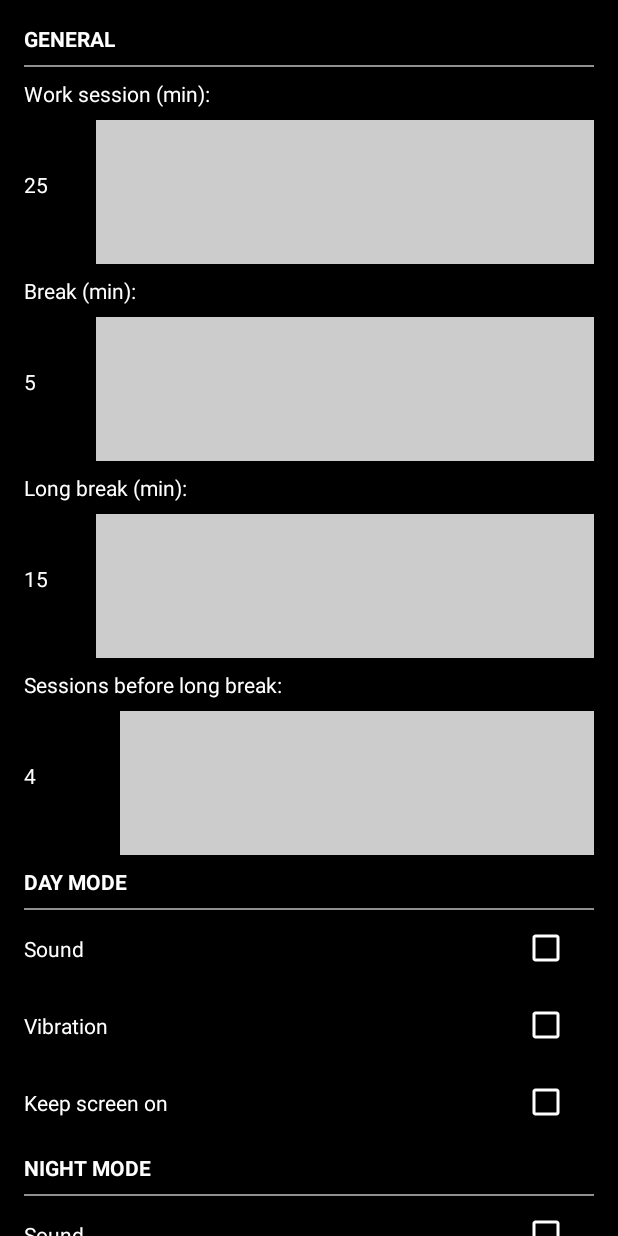
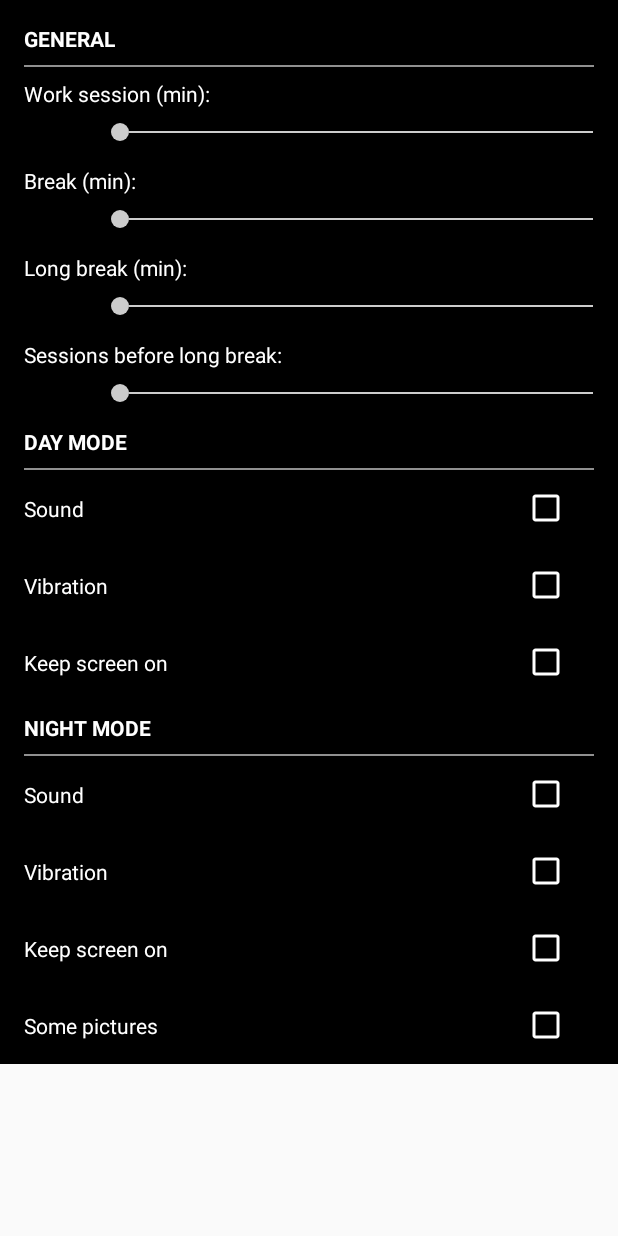
Before and after one commit to bondarenko-sergey-v/I_am_Pomodoro, an Android app: the fragment FragmentSettings shown on its own in the app's theme, on a phone screen of 412 x 824 dp. Run offline under Robolectric (Android 15) with nearby library versions, the phone set to English and light mode, and no system bars; our stand-ins replace data binding; libraries missing offline, so code that uses them is left out: com.jakewharton.rxbinding; 6 statements that could not run were skipped.

Commit message:
PreferenceSettings works

```diff
--- a/app/build.gradle
+++ b/app/build.gradle
@@ -55,5 +55,8 @@ dependencies {
     //compile 'io.reactivex:rxjava:1.1.6'
 
     compile 'com.jakewharton.rxbinding:rxbinding:0.4.0'
+    //compile 'com.f2prateek.rx.preferences:rx-preferences:1.0.2'
     //compile 'com.jakewharton.rxbinding:rxbinding-appcompat-v7:0.4.0'
+
+    compile 'com.google.code.gson:gson:2.7'
 }
--- a/app/src/main/java/com/bond/iampomodoro/Model/SettingsHelper.java
+++ b/app/src/main/java/com/bond/iampomodoro/Model/SettingsHelper.java
@@ -3,69 +3,42 @@ package com.bond.iampomodoro.Model;
 import android.content.Context;
 import android.content.SharedPreferences;
 
+import com.google.gson.Gson;
+import com.google.gson.reflect.TypeToken;
+
 public class SettingsHelper {
 
     private static final String APP_PREF = "mysettings";
+    private static final String APP_PREF_OBJECT = "prefObject";
 
-    private static final String APP_PREF_WORK_SESSION = "WorkSession";
-    private static final String APP_PREF_BREAK = "Break";
-    private static final String APP_PREF_LONG_BREAK = "LongBreak";
-    private static final String APP_PREF_SESSION_BEFORE_L_B = "SessionBeforeLB";
-
-    private static final String APP_PREF_DAY_SOUND = "DaySound";
-    private static final String APP_PREF_DAY_VIBRATION = "DayVibration";
-    private static final String APP_PREF_DAY_KEEP_SCREEN = "DayKeepScreen";
-
-    private static final String APP_PREF_NIGHT_SOUND = "NightSound";
-    private static final String APP_PREF_NIGHT_VIBRATION = "NightVibration";
-    private static final String APP_PREF_NIGHT_KEEP_SCREEN = "NightKeepScreen";
-    private static final String APP_PREF_NIGHT_PICTURES = "NightPictures";
-
-    public static int[] getSettings(Context context) {
-        int [] settings = new int[11];
+    public static SettingsObject getSettings(Context context) {
         SharedPreferences mSettings;
+        String initialSettings = "{\"bool\":[true,true,true,false,true,true,true]," +
+                "\"intr\":[25,5,15,4]}";
 
         mSettings = context.getSharedPreferences(APP_PREF, Context.MODE_PRIVATE);
+        String json = mSettings.getString(APP_PREF_OBJECT, initialSettings);
 
-        settings[0] = mSettings.getInt(APP_PREF_WORK_SESSION, 25);
-        settings[1] = mSettings.getInt(APP_PREF_BREAK, 5);
-        settings[2] = mSettings.getInt(APP_PREF_LONG_BREAK, 15);
-        settings[3] = mSettings.getInt(APP_PREF_SESSION_BEFORE_L_B, 4);
-
-        settings[4] = mSettings.getInt(APP_PREF_DAY_SOUND, 1);
-        settings[5] = mSettings.getInt(APP_PREF_DAY_VIBRATION, 1);
-        settings[6] = mSettings.getInt(APP_PREF_DAY_KEEP_SCREEN, 1);
-
-        settings[7] = mSettings.getInt(APP_PREF_NIGHT_SOUND, 0);
-        settings[8] = mSettings.getInt(APP_PREF_NIGHT_VIBRATION, 1);
-        settings[9] = mSettings.getInt(APP_PREF_NIGHT_KEEP_SCREEN, 1);
-        settings[10] = mSettings.getInt(APP_PREF_NIGHT_PICTURES, 1);
-
-        return settings;
+        return new Gson().fromJson(json,
+                new TypeToken<SettingsObject>(){}.getType());
     }
 
-    public static void setSettings(Context context, int[] settings) {
-        int [] settingsArr = settings;
-        SharedPreferences mSettings;
+    public static void setSettings(Context context, SettingsObject settings) {
         SharedPreferences.Editor editor;
+        editor = context.getSharedPreferences(APP_PREF, Context.MODE_PRIVATE).edit();
 
-        mSettings = context.getSharedPreferences(APP_PREF, Context.MODE_PRIVATE);
-        editor = mSettings.edit();
+        String json = new Gson().toJson(settings);
 
-        editor.putInt(APP_PREF_WORK_SESSION, settingsArr[0])
-            .putInt(APP_PREF_BREAK, settingsArr[1])
-            .putInt(APP_PREF_LONG_BREAK, settingsArr[2])
-            .putInt(APP_PREF_SESSION_BEFORE_L_B, settingsArr[3])
+        editor.putString(APP_PREF_OBJECT, json).apply();
+    }
 
-            .putInt(APP_PREF_DAY_SOUND, settingsArr[4])
-            .putInt(APP_PREF_DAY_VIBRATION, settingsArr[5])
-            .putInt(APP_PREF_DAY_KEEP_SCREEN, settingsArr[6])
+    public static class SettingsObject {
+        public Boolean[] bool;
+        public Integer[] intr;
 
-            .putInt(APP_PREF_NIGHT_SOUND, settingsArr[7])
-            .putInt(APP_PREF_NIGHT_VIBRATION, settingsArr[8])
-            .putInt(APP_PREF_NIGHT_KEEP_SCREEN, settingsArr[9])
-            .putInt(APP_PREF_NIGHT_PICTURES, settingsArr[10])
-
-            .apply();
+        public SettingsObject(Boolean[] bool, Integer[] intr) {
+            this.bool = bool;
+            this.intr = intr;
+        }
     }
 }
--- a/app/src/main/java/com/bond/iampomodoro/View/FragmentSettings.java
+++ b/app/src/main/java/com/bond/iampomodoro/View/FragmentSettings.java
@@ -2,17 +2,15 @@ package com.bond.iampomodoro.View;
 
 import android.databinding.DataBindingUtil;
 
+import android.databinding.ObservableBoolean;
 import android.databinding.ObservableField;
-import android.graphics.Color;
-import android.graphics.PorterDuff;
 import android.os.Bundle;
 import android.support.annotation.Nullable;
 import android.support.v4.app.Fragment;
 import android.view.LayoutInflater;
 import android.view.View;
 import android.view.ViewGroup;
-import android.widget.SeekBar;
-import android.widget.TextView;
+import android.widget.CheckBox;
 
 import com.bond.iampomodoro.Model.SettingsHelper;
 import com.bond.iampomodoro.R;
@@ -20,34 +18,26 @@ import com.bond.iampomodoro.databinding.FragmentSettingsBinding;
 import com.jakewharton.rxbinding.widget.RxCompoundButton;
 import com.jakewharton.rxbinding.widget.RxSeekBar;
 
-import java.util.concurrent.TimeUnit;
+import java.util.ArrayList;
+import java.util.Arrays;
+import java.util.List;
 
 import rx.Observable;
-import rx.android.schedulers.AndroidSchedulers;
-import rx.functions.Action1;
-import rx.schedulers.Schedulers;
+
+import static rx.Observable.combineLatest;
 
 public class FragmentSettings extends Fragment {
 
     View view;
-    int[] settings = new int[11];
+
+    Boolean[] boolSettings;
+    Integer[] intSettings;
+    //TODO Refactor SettingsObject class
+    SettingsHelper.SettingsObject settings = new SettingsHelper.SettingsObject(boolSettings,intSettings);
 
     boolean firstVisible = false;
 
-    SeekBar seekbarWorkSession;
-    SeekBar seekbarBreak;
-    SeekBar seekbarLongBreak;
-    SeekBar seekbarSessionsBeforeLB;
-
-    TextView textViewWorkSession;
-    TextView textViewBreak;
-    TextView textViewLongBreak;
-    TextView textViewSessionsBeforeLB;
-
-    SeekBar.OnSeekBarChangeListener onSeekBarChangeListener;
-
     FragmentSettingsBinding binding;
-    User user = new User();
     ScreenHandler screenHandler = new ScreenHandler();
 
     public static FragmentSettings newInstance() {
@@ -57,71 +47,22 @@ public class FragmentSettings extends Fragment {
     @Override
     public View onCreateView(LayoutInflater inflater, ViewGroup container,
                              Bundle savedInstanceState) {
-
+        //TODO Change to Rx
         settings = SettingsHelper.getSettings(getActivity());
 
         binding = DataBindingUtil.inflate(inflater, R.layout.fragment_settings, container, false);
-
-
-        user.setName("olo");
-        binding.setUser(user);
-
-        //final View layout = inflater.inflate(R.layout.fragment_settings,container,false);
-        //FragmentSettingsBinding.bind(layout).setScreenHandler(new ScreenHandler(this));
-
-        //binding.setScreenHandler(new FragmentSettings().screenHandler);
-        // init screen handler
-
-
         binding.setScreenHandler(screenHandler);
 
-
-
-        //view = inflater.inflate(R.layout.fragment_settings, container, false);
         view = binding.getRoot();
         return view;
-    }
-
-    public static class User {
-
-        private String name;
-
-        public String getName() {
-            return name;
-        }
-
-        public void setName(String name) {
-            this.name = name;
-        }
-
-
-        //public ObservableBoolean loading = new ObservableBoolean();
-        //public ObservableField<String> buttonText = new ObservableField<>("load big data");
-
-    }
-    public static class ScreenHandler {
-
-//        public final String firstName;
-//        public ScreenHandler (String firstName) {
-//            this.firstName = firstName;
-//        }
-
-        //public ObservableBoolean loading = new ObservableBoolean();
-        public ObservableField<String> buttonText = new ObservableField<>("load big data");
-
     }
 
     @Override
     public void onViewCreated(View view, @Nullable Bundle savedInstanceState) {
         super.onViewCreated(view, savedInstanceState);
 
-        initUI();
-        //binding.checkBoxDaySound.
-
-        setupListeners();
-
-        listenersInitialization();
-
+        InitSeekbars();
+        InitCheckBoxes();
         //TODO Presenter.startSettingsFragment
     }
 
@@ -129,7 +70,6 @@ public class FragmentSettings extends Fragment {
     public void onPause() {
 
         SettingsHelper.setSettings(getActivity(), settings);
-        System.out.println("onPause()");
 
         super.onPause();
     }
@@ -138,6 +78,7 @@ public class FragmentSettings extends Fragment {
     public void onDestroy() {
         super.onDestroy();
 
+        //TODO Unsibscribe subscriptions
         //if (checkBoxDayVibration1 != null) {
         //    checkBoxDayVibration1.unsubscribe();
         //}
@@ -155,172 +96,72 @@ public class FragmentSettings extends Fragment {
         }
     }
 
-    class Indexed <T> {
-        final String index;
-        final T item;
-        Indexed(String index, T item) {
-            this.index = index;
-            this.item = item;
-        }
+    private void InitCheckBoxes() {
+        CheckBox[] cbList = { binding.cbxDaySound, binding.cbxDayVibration, binding.cbxDayKeepScreen,
+                binding.cbxNightSound, binding.cbxNightVibration, binding.cbxNightKeepScreen,
+                binding.cbxNightPictures};
+
+        Observable.from(cbList)
+                .map(RxCompoundButton::checkedChanges)
+                .toList()
+                .flatMap(v -> combineLatest(v, args -> {
+                    List<Boolean> combine = new ArrayList<>();
+                    for(Object c : args) {
+                        combine.add((Boolean) c);
+                    }
+                    return combine;
+                }))
+                .map(v -> v.toArray(new Boolean[v.size()]))
+                .subscribe(v -> settings.bool = v); //TODO Change to Rx
     }
 
-    private void initUI() {
+    private void InitSeekbars() {
+        Observable<Integer> sb1 = RxSeekBar.changes(binding.seekbarWorkSession)
+                .map(v -> v + 25)
+                .doOnSubscribe(() -> {
+                    screenHandler.textViewWorkSession.set(String.valueOf(settings.intr[0]));
+                    screenHandler.progressWorkSession.set(settings.intr[0] - 25);
+                })
+                .doOnNext(v -> screenHandler.textViewWorkSession.set(String.valueOf(v)));
 
-        seekbarWorkSession = (SeekBar) view.findViewById(R.id.seekbarWorkSession);
-        seekbarBreak = (SeekBar) view.findViewById(R.id.seekbarBreak);
-        seekbarLongBreak = (SeekBar) view.findViewById(R.id.seekbarLongBreak);
-        seekbarSessionsBeforeLB = (SeekBar) view.findViewById(R.id.seekbarSessionsBeforeLB);
+        Observable<Integer> sb2 = RxSeekBar.changes(binding.seekbarBreak)
+                .map(v -> v + 5)
+                .doOnNext(v -> screenHandler.textViewBreak.set(String.valueOf(v)));
 
-        //  Stylize seekbars
-        seekbarWorkSession.getProgressDrawable().setColorFilter(Color.LTGRAY, PorterDuff.Mode.SRC_IN);
-        seekbarWorkSession.getThumb().setColorFilter(Color.LTGRAY, PorterDuff.Mode.SRC_IN);
-        seekbarBreak.getProgressDrawable().setColorFilter(Color.LTGRAY, PorterDuff.Mode.SRC_IN);
-        seekbarBreak.getThumb().setColorFilter(Color.LTGRAY, PorterDuff.Mode.SRC_IN);
-        seekbarLongBreak.getProgressDrawable().setColorFilter(Color.LTGRAY, PorterDuff.Mode.SRC_IN);
-        seekbarLongBreak.getThumb().setColorFilter(Color.LTGRAY, PorterDuff.Mode.SRC_IN);
-        seekbarSessionsBeforeLB.getProgressDrawable().setColorFilter(Color.LTGRAY, PorterDuff.Mode.SRC_IN);
-        seekbarSessionsBeforeLB.getThumb().setColorFilter(Color.LTGRAY, PorterDuff.Mode.SRC_IN);
+        Observable<Integer> sb3 = RxSeekBar.changes(binding.seekbarLongBreak)
+                .map(v -> v + 15)
+                .doOnNext(v -> screenHandler.textViewLongBreak.set(String.valueOf(v)));
 
-        seekbarWorkSession.setMax(35);
-        seekbarWorkSession.setProgress(settings[0] - 25);
-        seekbarBreak.setMax(15);
-        seekbarBreak.setProgress(settings[1] - 5);
-        seekbarLongBreak.setMax(30);
-        seekbarLongBreak.setProgress(settings[2] - 15);
-        seekbarSessionsBeforeLB.setMax(2);
-        seekbarSessionsBeforeLB.setProgress(settings[3] - 3);
+        Observable<Integer> sb4 = RxSeekBar.changes(binding.seekbarSessionsBeforeLB)
+                .map(v -> v + 3)
+                .doOnNext(v -> screenHandler.textViewSessionsBeforeLB.set(String.valueOf(v)));
 
-
-        textViewWorkSession = (TextView) view.findViewById(R.id.textViewWorkSession);
-        textViewBreak = (TextView) view.findViewById(R.id.textViewBreak);
-        textViewLongBreak = (TextView) view.findViewById(R.id.textViewLongBreak);
-        textViewSessionsBeforeLB = (TextView) view.findViewById(R.id.textViewSessionsBeforeLB);
-
-        textViewWorkSession.setText(String.valueOf(settings[0]));
-        textViewBreak.setText(String.valueOf(settings[1]));
-        textViewLongBreak.setText(String.valueOf(settings[2]));
-        textViewSessionsBeforeLB.setText(String.valueOf(settings[3]));
-
-
-
-        Observable<Indexed<Boolean>> cb1 = RxCompoundButton
-                .checkedChanges(binding.checkBoxDaySound)
-                .skip(1)
-                .map(v -> new Indexed<>("DaySound", v));
-
-        Observable<Indexed<Boolean>> cb2 = RxCompoundButton
-                .checkedChanges(binding.checkBoxDayVibration)
-                .skip(1)
-                .map(v -> new Indexed<>("DayVibration", v));
-
-        Observable<Indexed<Boolean>> cb3 = RxCompoundButton
-                .checkedChanges(binding.checkBoxDayKeepScreen)
-                .skip(1)
-                .map(v -> new Indexed<>("DayKeepScreen", v));
-
-        Observable<Indexed<Boolean>> cb4 = RxCompoundButton
-                .checkedChanges(binding.checkBoxNightSound)
-                .skip(1)
-                .map(v -> new Indexed<>("NightSound", v));
-
-        Observable<Indexed<Boolean>> cb5 = RxCompoundButton
-                .checkedChanges(binding.checkBoxNightVibration)
-                .skip(1)
-                .map(v -> new Indexed<>("NightVibration", v));
-
-        Observable<Indexed<Boolean>> cb6 = RxCompoundButton
-                .checkedChanges(binding.checkBoxNightKeepScreen)
-                .skip(1)
-                .map(v -> new Indexed<>("NightKeepScreen", v));
-
-        Observable<Indexed<Boolean>> cb7 = RxCompoundButton
-                .checkedChanges(binding.checkBoxNightPictures)
-                .skip(1)
-                .map(v -> new Indexed<>("NightPictures", v));
-
-        Observable<Indexed<Boolean>> values = Observable.merge(cb1,cb2,cb3,cb4,cb5,cb6,cb7);
-
-        values.subscribe(w -> System.out.println("[Rx] " + w.index + " : " + w.item));
-
-
-        Observable<Indexed<Integer>> sb1 = RxSeekBar.changes(binding.seekbarWorkSession)
-                .skip(1)
-                //.debounce(150, TimeUnit.MILLISECONDS)
-                .map(v -> v + 25)
-                .doOnNext(v -> {
-                    user.setName(String.valueOf(v));
-                    binding.setUser(user);
-                })
-                .doOnNext(v -> screenHandler.buttonText.set(String.valueOf(v)))
-                .map(v -> new Indexed<>("WorkSession", v));
-
-        sb1.subscribe(w -> System.out.println("[Rx] " + w.index + " : " + w.item));
-
-//        Observable<Boolean> values = RxCompoundButton
-//                .checkedChanges(binding.checkBoxDayVibration)
-//                .skip(1);
-
-//       RxCompoundButton.checkedChanges(binding.checkBoxDayVibration)
-//               .skip(1) // Skip the initial value.
-//               .map(c -> c + " - DayVibration")
-//               .subscribe(c -> Log.d("[Rx]", String.valueOf(c)));
-
-//        if(settings[4] == 1) checkBoxDaySound.setChecked(true);
-//        if(settings[5] == 1) checkBoxDayVibration.setChecked(true);
-//        if(settings[6] == 1) checkBoxDayKeepScreen.setChecked(true);
-//        if(settings[7] == 1) checkBoxNightSound.setChecked(true);
-//        if(settings[8] == 1) checkBoxNightVibration.setChecked(true);
-//        if(settings[9] == 1) checkBoxNightKeepScreen.setChecked(true);
-//        if(settings[10] == 1) checkBoxNightPictures.setChecked(true);
+        Observable.combineLatest(sb1,sb2,sb3,sb4, (a1,a2,a3,a4) ->
+                Arrays.asList(a1, a2, a3, a4))
+                .map(v -> v.toArray(new Integer[v.size()]))
+                .subscribe(v -> settings.intr = v); //TODO Change to Rx
     }
 
-    private void setupListeners() {
+    public static class ScreenHandler {
 
-        onSeekBarChangeListener = new SeekBar.OnSeekBarChangeListener() {
+        //TODO Try to shift to XML
+        public ObservableField<String> textViewWorkSession = new ObservableField<>();
 
-            @Override
-            public void onProgressChanged(SeekBar seekBar, int progress, boolean b) {
+        public ObservableField<String> textViewBreak = new ObservableField<>();
+        public ObservableField<String> textViewLongBreak = new ObservableField<>();
+        public ObservableField<String> textViewSessionsBeforeLB = new ObservableField<>();
+        public ObservableField<Integer> progressWorkSession = new ObservableField<>(0);
 
-                switch (seekBar.getId()) {
+        public ObservableField<Integer> progressBreak = new ObservableField<>(0);
+        public ObservableField<Integer> progressLongBreak = new ObservableField<>(0);
+        public ObservableField<Integer> progressSessionsBeforeLB = new ObservableField<>(0);
+        public ObservableBoolean DaySound = new ObservableBoolean();
 
-//                    case R.id.seekbarWorkSession:
-//                        textViewWorkSession.setText(String.valueOf(progress + 25));
-//                        settings[0] = progress + 25;
-//                        break;
-
-                    case R.id.seekbarBreak:
-                        textViewBreak.setText(String.valueOf(progress + 5));
-                        settings[1] = progress + 5;
-                        break;
-
-                    case R.id.seekbarLongBreak:
-                        textViewLongBreak.setText(String.valueOf(progress + 15));
-                        settings[2] = progress + 15;
-                        break;
-
-                    case R.id.seekbarSessionsBeforeLB:
-                        textViewSessionsBeforeLB.setText(String.valueOf(progress + 3));
-                        settings[3] = progress + 3;
-                        break;
-                }
-            }
-
-            @Override
-            public void onStartTrackingTouch(SeekBar seekBar) { }
-
-            @Override
-            public void onStopTrackingTouch(SeekBar seekBar) { }
-        };
-    }
-
-    private void listenersInitialization() {
-
-//        seekbarWorkSession.setOnSeekBarChangeListener(onSeekBarChangeListener);
-
-
-        seekbarBreak.setOnSeekBarChangeListener(onSeekBarChangeListener);
-        seekbarLongBreak.setOnSeekBarChangeListener(onSeekBarChangeListener);
-        seekbarSessionsBeforeLB.setOnSeekBarChangeListener(onSeekBarChangeListener);
-
+        public ObservableBoolean DayVibration = new ObservableBoolean();
+        public ObservableBoolean DayKeepScreen = new ObservableBoolean();
+        public ObservableBoolean NightSound = new ObservableBoolean();
+        public ObservableBoolean NightVibration = new ObservableBoolean();
+        public ObservableBoolean NightKeepScreen = new ObservableBoolean();
+        public ObservableBoolean NightPictures = new ObservableBoolean();
     }
 }
--- /dev/null
+++ b/app/src/main/res/drawable/progress.xml
@@ -0,0 +1,7 @@
+<shape xmlns:android="http://schemas.android.com/apk/res/android"
+    android:shape="line">
+
+    <stroke android:width="1dp" android:color="#CCCCCC"/>
+    <corners android:radius="1dp" />
+
+</shape>
--- /dev/null
+++ b/app/src/main/res/drawable/thumb.xml
@@ -0,0 +1,7 @@
+<shape xmlns:android="http://schemas.android.com/apk/res/android"
+    android:shape="oval">
+
+    <size android:height="12dp" android:width="12dp"/>
+    <solid android:color="#CCCCCC" />
+
+</shape>
```
Also changed, not shown: app/src/main/java/com/bond/iampomodoro/View/MainActivity.java (+7 -11 lines).
